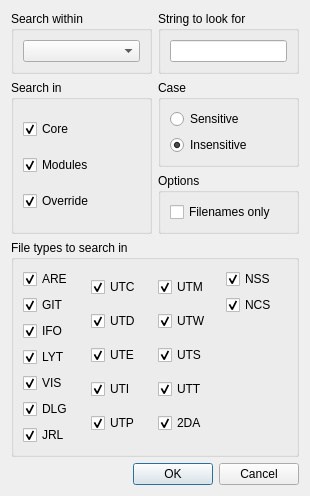
NickHugi/PyKotor, file Tools/HolocronToolset/src/ui/dialogs/search.ui: the form before one commit.
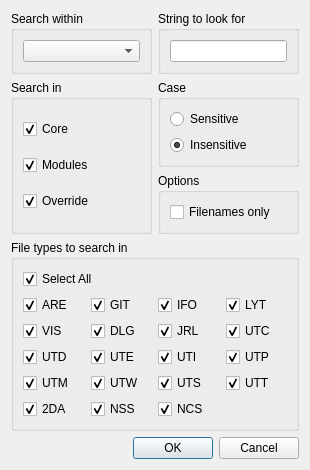
The form after the commit.

Commit message:
cleanup `FileSearcher`'s ui, align checkboxes.
also add `Select All`.

What changed in the file:
```diff
--- a/Tools/HolocronToolset/src/ui/dialogs/search.ui
+++ b/Tools/HolocronToolset/src/ui/dialogs/search.ui
@@ -139,10 +139,18 @@
      <property name="title">
       <string>File types to search in</string>
      </property>
-     <layout class="QHBoxLayout" name="horizontalLayout_3">
-      <item>
-       <layout class="QVBoxLayout" name="verticalLayout_4">
-        <item>
+     <layout class="QGridLayout" name="gridLayout_4">
+      <item row="0" column="0" colspan="4">
+       <widget class="QCheckBox" name="selectAllCheck">
+        <property name="text">
+         <string>Select All</string>
+        </property>
+        <property name="checked">
+         <bool>true</bool>
+        </property>
+       </widget>
+      </item>
+      <item row="1" column="0">
          <widget class="QCheckBox" name="typeARECheck">
           <property name="text">
            <string>ARE</string>
@@ -152,7 +160,7 @@
           </property>
          </widget>
         </item>
-        <item>
+      <item row="1" column="1">
          <widget class="QCheckBox" name="typeGITCheck">
           <property name="text">
            <string>GIT</string>
@@ -162,7 +170,7 @@
           </property>
          </widget>
         </item>
-        <item>
+      <item row="1" column="2">
          <widget class="QCheckBox" name="typeIFOCheck">
           <property name="text">
            <string>IFO</string>
@@ -172,7 +180,7 @@
           </property>
          </widget>
         </item>
-        <item>
+      <item row="1" column="3">
          <widget class="QCheckBox" name="typeLYTCheck">
           <property name="text">
            <string>LYT</string>
@@ -182,7 +190,7 @@
           </property>
          </widget>
         </item>
-        <item>
+      <item row="2" column="0">
          <widget class="QCheckBox" name="typeVISCheck">
           <property name="text">
            <string>VIS</string>
@@ -192,7 +200,7 @@
           </property>
          </widget>
         </item>
-        <item>
+      <item row="2" column="1">
          <widget class="QCheckBox" name="typeDLGCheck">
           <property name="text">
            <string>DLG</string>
@@ -202,7 +210,7 @@
           </property>
          </widget>
         </item>
-        <item>
+      <item row="2" column="2">
          <widget class="QCheckBox" name="typeJRLCheck">
           <property name="text">
            <string>JRL</string>
@@ -212,11 +220,7 @@
           </property>
          </widget>
         </item>
-       </layout>
-      </item>
-      <item>
-       <layout class="QVBoxLayout" name="verticalLayout_5">
-        <item>
+      <item row="2" column="3">
          <widget class="QCheckBox" name="typeUTCCheck">
           <property name="text">
            <string>UTC</string>
@@ -226,7 +230,7 @@
           </property>
          </widget>
         </item>
-        <item>
+      <item row="3" column="0">
          <widget class="QCheckBox" name="typeUTDCheck">
           <property name="text">
            <string>UTD</string>
@@ -236,7 +240,7 @@
           </property>
          </widget>
         </item>
-        <item>
+      <item row="3" column="1">
          <widget class="QCheckBox" name="typeUTECheck">
           <property name="text">
            <string>UTE</string>
@@ -246,7 +250,7 @@
           </property>
          </widget>
         </item>
-        <item>
+      <item row="3" column="2">
          <widget class="QCheckBox" name="typeUTICheck">
           <property name="text">
            <string>UTI</string>
@@ -256,7 +260,7 @@
           </property>
          </widget>
         </item>
-        <item>
+      <item row="3" column="3">
          <widget class="QCheckBox" name="typeUTPCheck">
           <property name="text">
            <string>UTP</string>
@@ -266,11 +270,7 @@
           </property>
          </widget>
         </item>
-       </layout>
-      </item>
-      <item>
-       <layout class="QVBoxLayout" name="verticalLayout_6">
-        <item>
+      <item row="4" column="0">
          <widget class="QCheckBox" name="typeUTMCheck">
           <property name="text">
            <string>UTM</string>
@@ -280,7 +280,7 @@
           </property>
          </widget>
         </item>
-        <item>
+      <item row="4" column="1">
          <widget class="QCheckBox" name="typeUTWCheck">
           <property name="text">
            <string>UTW</string>
@@ -290,7 +290,7 @@
           </property>
          </widget>
         </item>
-        <item>
+      <item row="4" column="2">
          <widget class="QCheckBox" name="typeUTSCheck">
           <property name="text">
            <string>UTS</string>
@@ -300,7 +300,7 @@
           </property>
          </widget>
         </item>
-        <item>
+      <item row="4" column="3">
          <widget class="QCheckBox" name="typeUTTCheck">
           <property name="text">
            <string>UTT</string>
@@ -310,7 +310,7 @@
           </property>
          </widget>
         </item>
-        <item>
+      <item row="5" column="0">
          <widget class="QCheckBox" name="type2DACheck">
           <property name="text">
            <string>2DA</string>
@@ -320,11 +320,7 @@
           </property>
          </widget>
         </item>
-       </layout>
-      </item>
-      <item>
-       <layout class="QVBoxLayout" name="verticalLayout_7">
-        <item>
+      <item row="5" column="1">
          <widget class="QCheckBox" name="typeNSSCheck">
           <property name="text">
            <string>NSS</string>
@@ -334,7 +330,7 @@
           </property>
          </widget>
         </item>
-        <item>
+      <item row="5" column="2">
          <widget class="QCheckBox" name="typeNCSCheck">
           <property name="text">
            <string>NCS</string>
@@ -344,7 +340,7 @@
           </property>
          </widget>
         </item>
-        <item>
+      <item row="5" column="3">
          <spacer name="verticalSpacer">
           <property name="orientation">
            <enum>Qt::Vertical</enum>
@@ -356,8 +352,6 @@
            </size>
           </property>
          </spacer>
-        </item>
-       </layout>
       </item>
      </layout>
     </widget>
```
Lines whose indentation alone changed are shown as unchanged. The commit also changes 4 other files.
